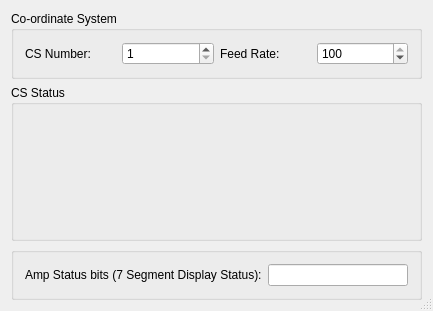
The window that src/dls_pmaccontrol/formCSStatus.ui (DiamondLightSource/dls-pmac-control) describes before a commit, drawn with Qt 5.
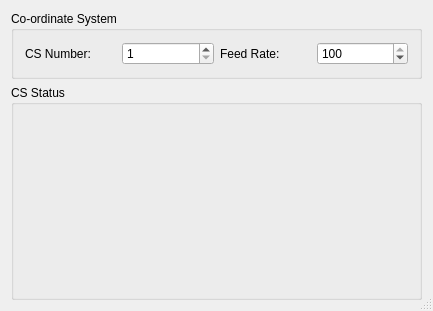
The same window after the commit.

Commit message: Remove redundant 7 segment status from CS status screen and associated code (see ticket BC-1450)

```diff
--- a/src/dls_pmaccontrol/formCSStatus.ui
+++ b/src/dls_pmaccontrol/formCSStatus.ui
@@ -80,29 +80,6 @@
      <layout class="QGridLayout"/>
     </widget>
    </item>
-   <item row="2" column="0">
-    <widget class="QGroupBox" name="ctrlGroup">
-     <layout class="QGridLayout" name="gridLayout">
-      <item row="1" column="0">
-       <widget class="QLabel" name="textLabel1_2">
-        <property name="text">
-         <string>Amp Status bits (7 Segment Display Status):</string>
-        </property>
-        <property name="wordWrap">
-         <bool>false</bool>
-        </property>
-       </widget>
-      </item>
-      <item row="1" column="1">
-       <widget class="QLineEdit" name="lneAmpStatus">
-        <property name="readOnly">
-         <bool>true</bool>
-        </property>
-       </widget>
-      </item>
-     </layout>
-    </widget>
-   </item>
   </layout>
  </widget>
  <layoutdefault spacing="6" margin="11"/>
```
The commit also changes 2 other files.
